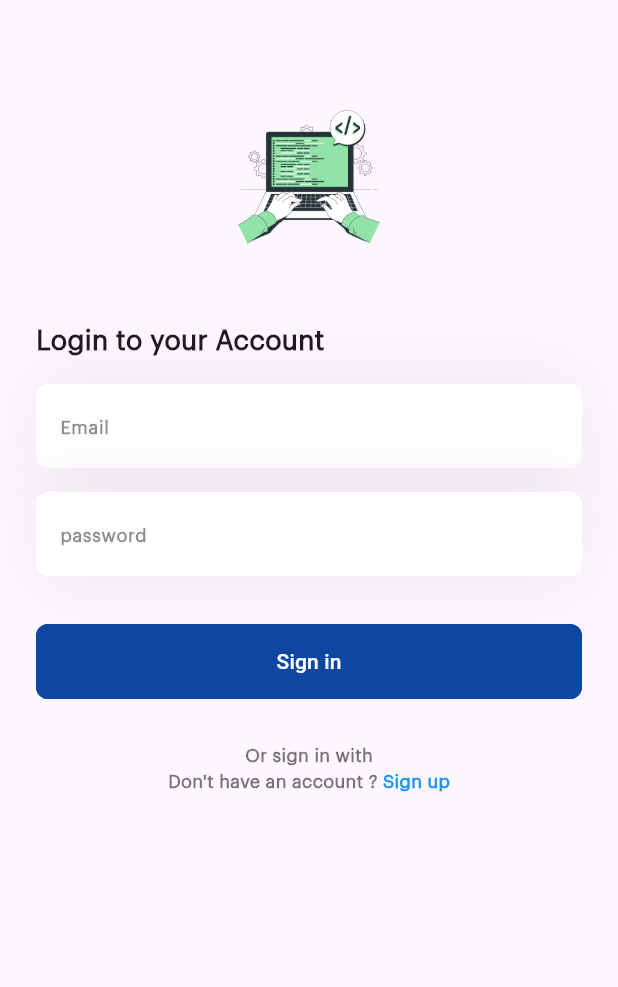
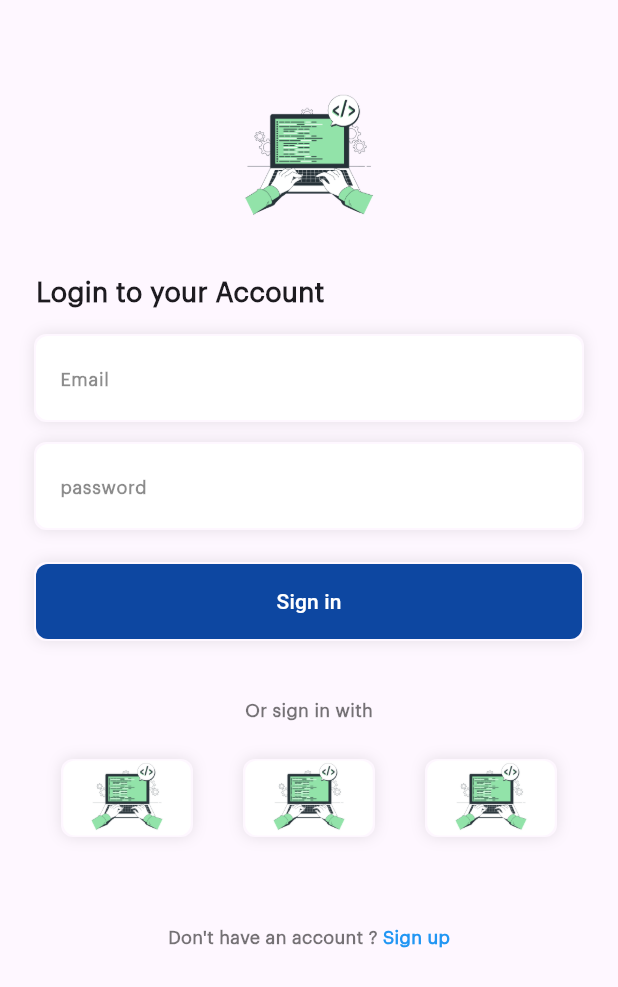
Before and after one commit to MohamedQaid/ui_flutter_app, a Flutter app: the screen it shows after launch, on a phone screen of 412 x 824 dp. Shown: the top 987 px of the screen. Run offline on Flutter 3.47's test engine with Material 3 defaults, Android fonts, the phone set to English and light mode, and no system bars.

Commit message:
create box icons login ui1

```diff
--- a/lib/ui_1_login_and_splash/views/login_page_ui1.dart
+++ b/lib/ui_1_login_and_splash/views/login_page_ui1.dart
@@ -1,5 +1,6 @@
 import 'package:flutter/material.dart';
 
+import 'widgets/w_custom_icon_box_login_ui1.dart';
 import 'widgets/w_custom_button_ui1.dart';
 import 'widgets/w_custom_text_field.dart';
 import 'widgets/w_custom_text_span_ui1.dart';
@@ -18,17 +19,17 @@ class LoginPageUi1 extends StatelessWidget {
             crossAxisAlignment: CrossAxisAlignment.center,
             children: [
               const SizedBox(
-                height: 70,
+                height: 60,
               ),
               Container(
-                height: 100,
+                height: 90,
                 decoration: const BoxDecoration(
                     // color: Colors.grey,
                     image: DecorationImage(
                         image: AssetImage('asset/images/logoCoding.png'))),
               ),
               const SizedBox(
-                height: 36,
+                height: 24,
               ),
               const CustomTitleUi1(
                 title: 'Login to your Account',
@@ -40,20 +41,40 @@ class LoginPageUi1 extends StatelessWidget {
                 hint: 'password',
               ),
               const SizedBox(
-                height: 24,
+                height: 16,
               ),
               const CustomButtonUi1(
                 textButton: 'Sign in',
               ),
               const SizedBox(
-                height: 30,
+                height: 40,
               ),
               const CustomTextSpanUi1(
                 textSelectionLogin: '⁌ Or sign in with ⁍',
               ),
+              const Padding(
+                padding: EdgeInsets.only(top: 24.0),
+                child: Row(
+                  mainAxisAlignment: MainAxisAlignment.spaceAround,
+                  children: [
+                    CustomIconBoxLoginUi1(
+                      pathImg: 'asset/images/logoCoding.png',
+                    ),
+                    CustomIconBoxLoginUi1(
+                      pathImg: 'asset/images/logoCoding.png',
+                    ),
+                    CustomIconBoxLoginUi1(
+                      pathImg: 'asset/images/logoCoding.png',
+                    ),
+                  ],
+                ),
+              ),
+              const SizedBox(
+                height: 60,
+              ),
               const CustomTextSpanUi1(
                   textSelectionLogin: "Don't have an account ? ",
-                  textRegistryType: 'Sign up')
+                  textRegistryType: 'Sign up'),
             ],
           ),
         ),
--- a/lib/ui_1_login_and_splash/views/widgets/w_custom_button_ui1.dart
+++ b/lib/ui_1_login_and_splash/views/widgets/w_custom_button_ui1.dart
@@ -1,4 +1,3 @@
-
 import 'package:flutter/material.dart';
 
 class CustomButtonUi1 extends StatelessWidget {
@@ -15,7 +14,13 @@ class CustomButtonUi1 extends StatelessWidget {
       decoration: BoxDecoration(
           color: Colors.blue.shade900,
           borderRadius: BorderRadius.circular(8.0),
-          boxShadow: [BoxShadow(color: Colors.blue.shade900)]),
+          boxShadow: [
+            BoxShadow(
+                color: Colors.black.withOpacity(0.1),
+                blurRadius: 8,
+                spreadRadius: 1,
+                blurStyle: BlurStyle.outer)
+          ]),
       child: MaterialButton(
         onPressed: () {},
         child: Text(
--- /dev/null
+++ b/lib/ui_1_login_and_splash/views/widgets/w_custom_icon_box_login_ui1.dart
@@ -0,0 +1,30 @@
+import 'package:flutter/material.dart';
+
+class CustomIconBoxLoginUi1 extends StatelessWidget {
+  const CustomIconBoxLoginUi1({
+    super.key,
+    required this.pathImg,
+  });
+
+  final String pathImg;
+  @override
+  Widget build(BuildContext context) {
+    return Container(
+      decoration: BoxDecoration(
+          color: Colors.white,
+          borderRadius: BorderRadius.circular(8),
+          boxShadow: [
+            BoxShadow(
+                color: Colors.black.withOpacity(0.1),
+                blurRadius: 8,
+                spreadRadius: 1,
+                blurStyle: BlurStyle.outer)
+          ]),
+      child: Image.asset(
+        pathImg,
+        width: 85,
+        height: 50,
+      ),
+    );
+  }
+}
--- a/lib/ui_1_login_and_splash/views/widgets/w_custom_text_field.dart
+++ b/lib/ui_1_login_and_splash/views/widgets/w_custom_text_field.dart
@@ -9,14 +9,17 @@
   @override
   Widget build(BuildContext context) {
     return Container(
-      padding: const EdgeInsetsDirectional.symmetric(vertical: 8.0),
-      decoration: BoxDecoration(boxShadow: [
-        BoxShadow(
-          color: Colors.black.withOpacity(0.05),
-          blurRadius: 44,
-          spreadRadius: 1,
-        )
-      ]),
+      margin: const EdgeInsets.symmetric(vertical: 8),
+      decoration: BoxDecoration(
+          // color: Colors.orange,
+          borderRadius: BorderRadius.circular(8.0),
+          boxShadow: [
+            BoxShadow(
+                color: Colors.black.withOpacity(0.1),
+                blurRadius: 8,
+                spreadRadius: 1,
+                blurStyle: BlurStyle.outer)
+          ]),
       child: TextField(
         decoration: InputDecoration(
             hintText: hint,
```
